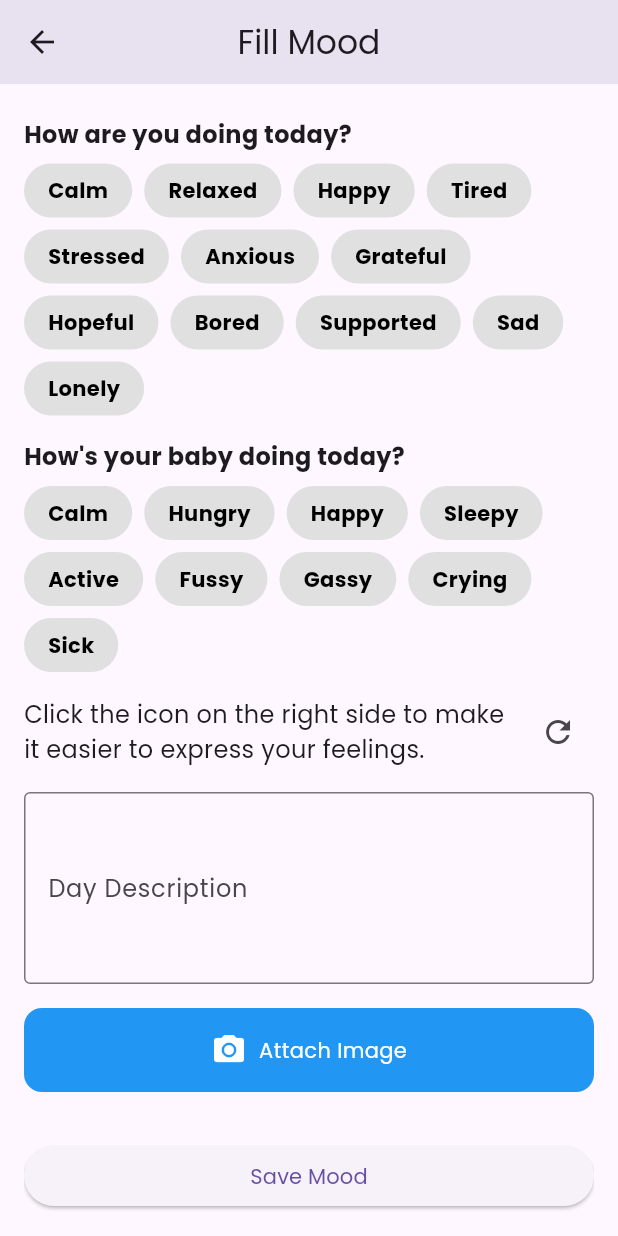
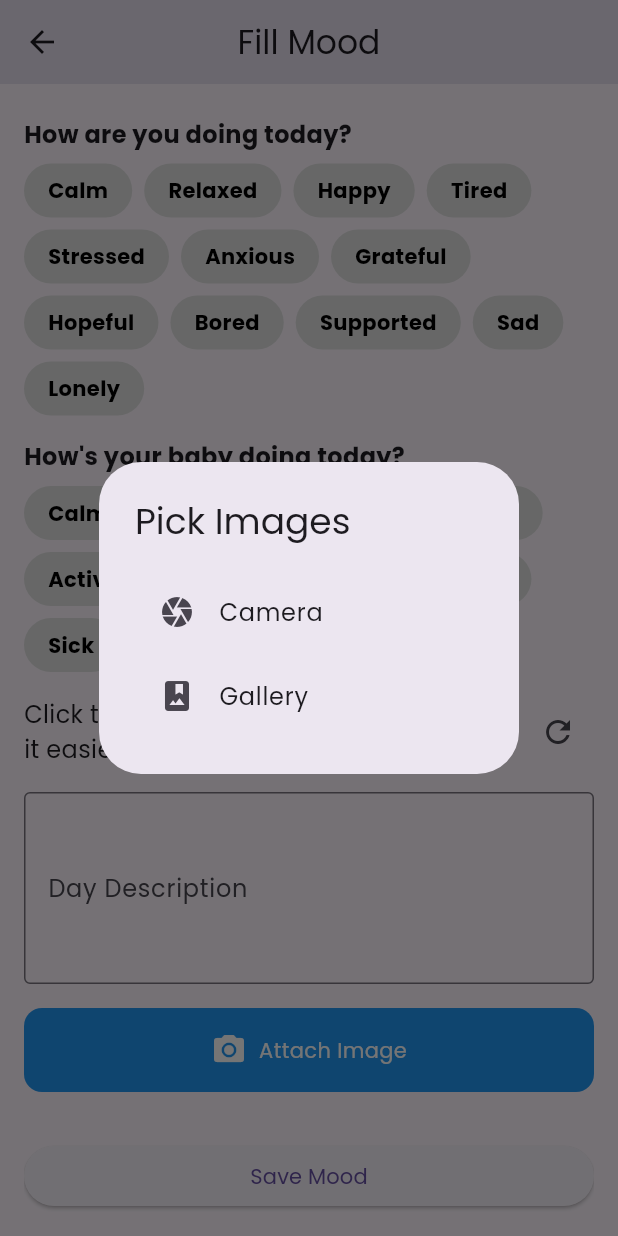
Before and after one commit to alicialisal/ALP-Group1-MomEase, a Flutter app: the FillMoodPage screen opened directly with empty values, scrolled down 140 dp, after a tap on "Attach Image", on a phone screen of 412 x 824 dp. Run offline on Flutter 3.47's test engine with Material 3 defaults, Android fonts, the phone set to English and light mode, and no system bars; our stand-ins replace flutter_screenutil, google_fonts, image_picker, shared_preferences, table_calendar; accounts and stored records are empty.

Commit message:
Updated Halaman Mood journaling, card detail history is on going

```diff
--- a/lib/mood_journaling.dart
+++ b/lib/mood_journaling.dart
@@ -249,14 +249,60 @@ class _FillMoodPageState extends State<FillMoodPage> {
     });
   }
 
-  Future<void> _pickImage() async {
+  List<XFile>? _images =
+      []; // Variabel untuk menampung gambar-gambar yang dipilih
+
+  Future<void> _pickImages() async {
     final picker = ImagePicker();
-    final pickedFile = await picker.pickImage(source: ImageSource.gallery);
 
-    if (pickedFile != null) {
-      setState(() {
-        _image = pickedFile;
-      });
+    // Tampilkan dialog untuk memilih antara galeri atau kamera
+    final selectedSource = await showDialog<ImageSource>(
+      context: context,
+      builder: (BuildContext context) {
+        return AlertDialog(
+          title: Text("Pick Images"),
+          content: Column(
+            mainAxisSize: MainAxisSize.min,
+            children: [
+              ListTile(
+                leading: Icon(Icons.camera),
+                title: Text("Camera"),
+                onTap: () {
+                  Navigator.pop(context, ImageSource.camera);
+                },
+              ),
+              ListTile(
+                leading: Icon(Icons.photo_album),
+                title: Text("Gallery"),
+                onTap: () {
+                  Navigator.pop(context, ImageSource.gallery);
+                },
+              ),
+            ],
+          ),
+        );
+      },
+    );
+
+    if (selectedSource != null) {
+      if (selectedSource == ImageSource.gallery) {
+        // Pilih banyak gambar dari galeri
+        final pickedFiles = await picker.pickMultiImage();
+
+        if (pickedFiles != null) {
+          setState(() {
+            _images = pickedFiles; // Menyimpan daftar gambar yang dipilih
+          });
+        }
+      } else {
+        // Jika memilih dari kamera, hanya bisa mengambil satu foto
+        final pickedFile = await picker.pickImage(source: selectedSource);
+        if (pickedFile != null) {
+          setState(() {
+            _images = [pickedFile]; // Menyimpan satu gambar dari kamera
+          });
+        }
+      }
     }
   }
 
@@ -446,7 +492,7 @@ class _FillMoodPageState extends State<FillMoodPage> {
               ),
               SizedBox(height: 16),
               GestureDetector(
-                onTap: _pickImage,
+                onTap: _pickImages,
                 child: Container(
                   padding: EdgeInsets.symmetric(vertical: 16.0),
                   decoration: BoxDecoration(
--- a/pubspec.yaml
+++ b/pubspec.yaml
@@ -41,6 +41,7 @@ dependencies:
   table_calendar: ^3.1.2
   image_picker: ^1.1.2
   shared_preferences: ^2.3.3
+  intl: ^0.19.0
 
 
 dev_dependencies:
```
Also changed, not shown: lib/detail_mood_journaling.dart (added, +91 -0 lines), lib/history_mood_journaling.dart (+57 -12 lines), pubspec.lock, 1 other file.
